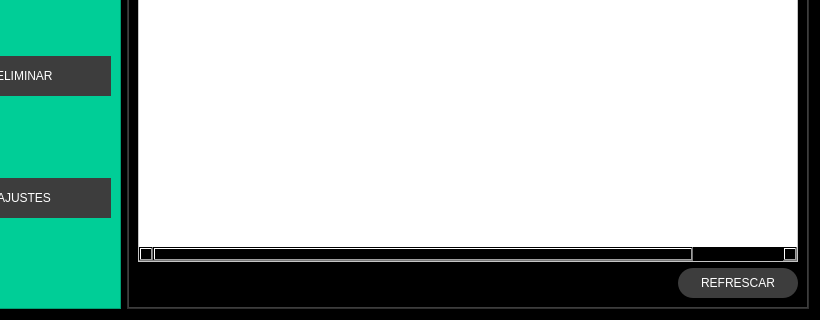
Above: diseño.ui from jose99II/repositorioBd before the change; both pictures show x 90 to 910 and y 449 to 769 of the 910 by 769 pixel window. Below: the same form after it.
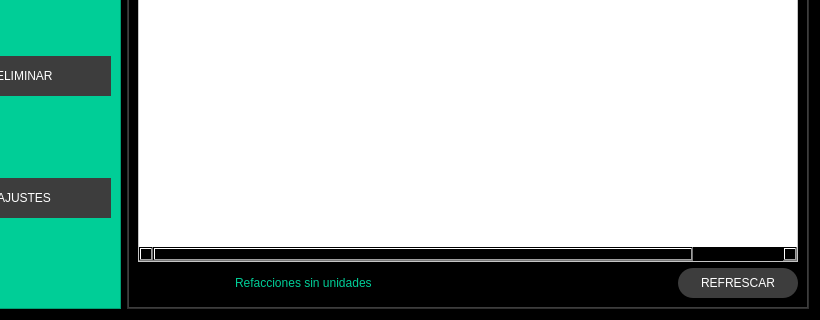
That is the form after the change. Icons and pictures are not drawn.

```diff
--- a/diseño.ui
+++ b/diseño.ui
@@ -626,6 +626,33 @@
                    </item>
                    <item>
                     <layout class="QHBoxLayout" name="horizontalLayout_3">
+                     <item>
+                      <widget class="QRadioButton" name="radioButton">
+                       <property name="text">
+                        <string>RadioButton</string>
+                       </property>
+                      </widget>
+                     </item>
+                     <item>
+                      <widget class="QLabel" name="label_30">
+                       <property name="text">
+                        <string>Refacciones sin unidades</string>
+                       </property>
+                      </widget>
+                     </item>
+                     <item>
+                      <spacer name="horizontalSpacer_8">
+                       <property name="orientation">
+                        <enum>Qt::Horizontal</enum>
+                       </property>
+                       <property name="sizeHint" stdset="0">
+                        <size>
+                         <width>40</width>
+                         <height>20</height>
+                        </size>
+                       </property>
+                      </spacer>
+                     </item>
                      <item>
                       <spacer name="horizontalSpacer_2">
                        <property name="orientation">
```
